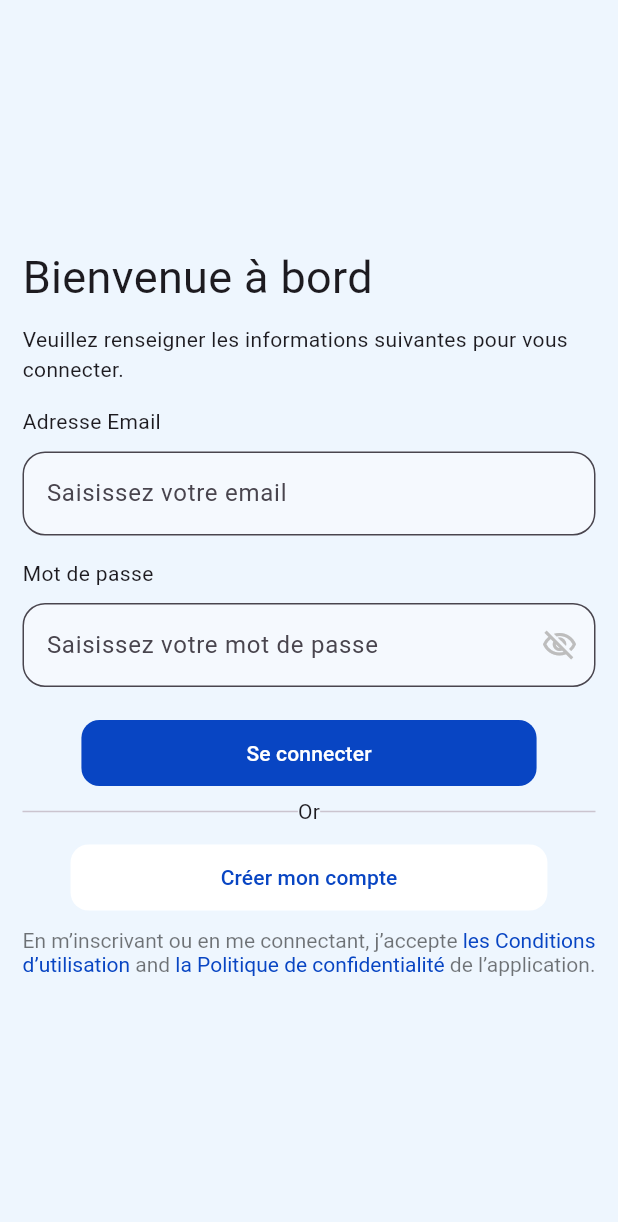
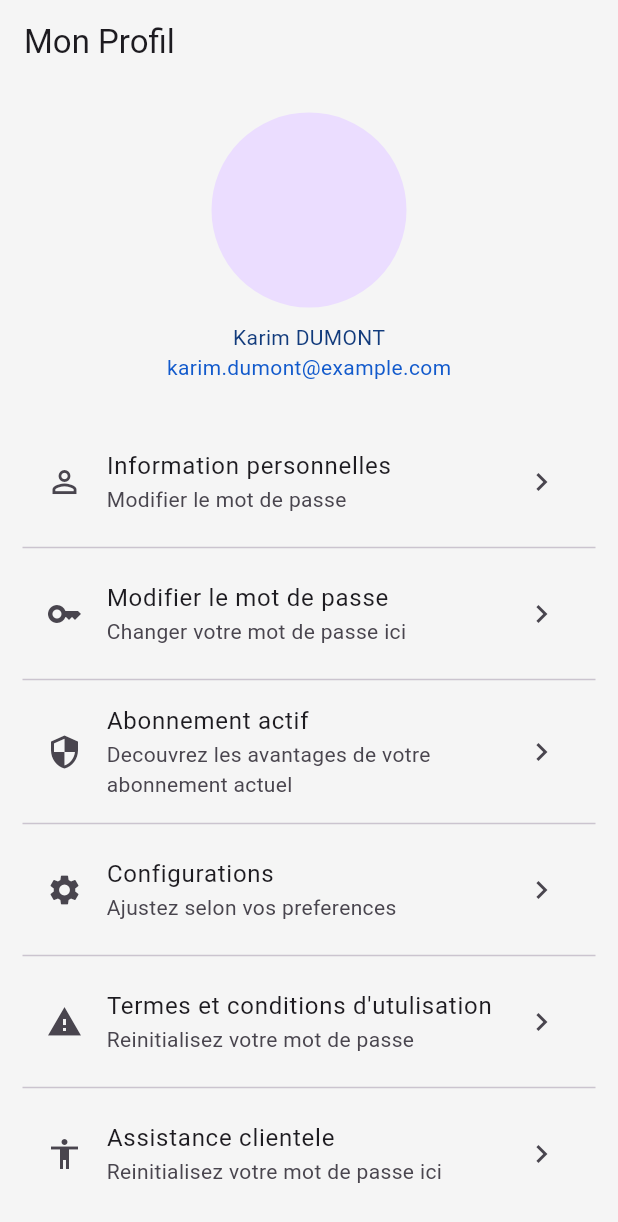
Before and after one commit to Coumba223/LinkUp, a Flutter app: the screen it shows after launch, on a phone screen of 412 x 824 dp. Shown: the top 1222 px of the screen. Run offline on Flutter 3.47's test engine with Material 3 defaults, Android fonts, the phone set to English and light mode, and no system bars.

Commit message:
Creation de la page home et profile

```diff
--- a/lib/main.dart
+++ b/lib/main.dart
@@ -1,9 +1,11 @@
 import 'package:flutter/material.dart';
 import 'package:linkupapp/screens/connexion.dart';
+import 'package:linkupapp/screens/home.dart';
 import 'package:linkupapp/screens/inscription.dart';
 import 'package:linkupapp/screens/discover1.dart';
 import 'package:linkupapp/screens/discover2.dart';
 import 'package:linkupapp/screens/discover3.dart';
+import 'package:linkupapp/screens/profil.dart';
 import 'package:linkupapp/screens/splashscreen.dart';
 
 void main() {
@@ -19,7 +21,7 @@ class MyApp extends StatelessWidget {
     return MaterialApp(
       title: 'Flutter Demo',
       theme: ThemeData(colorScheme: .fromSeed(seedColor: Colors.deepPurple)),
-      home: const Connexion(),
+      home: const Profil(),
     );
   }
 }
--- /dev/null
+++ b/lib/screens/profil.dart
@@ -0,0 +1,93 @@
+import 'package:flutter/material.dart';
+
+class Profil extends StatefulWidget {
+  const Profil({super.key});
+
+  @override
+  State<Profil> createState() => _ProfilState();
+}
+
+class _ProfilState extends State<Profil> {
+  @override
+  Widget build(BuildContext context) {
+    return Scaffold(
+      backgroundColor: Color(0XFFF5F5F5),
+      appBar: AppBar(
+        title: Text("Mon Profil"),
+        backgroundColor: Color(0XFFF5F5F5),
+      ),
+      body: Center(
+        child: SingleChildScrollView(
+          child: Padding(
+            padding: EdgeInsets.all(15),
+            child: Column(
+              children: [
+                CircleAvatar(radius: 65),
+                SizedBox(height: 10),
+                Text(
+                  "Karim DUMONT",
+                  style: TextStyle(color: Color(0XFF123B7C)),
+                ),
+                Text(
+                  "karim.dumont@example.com",
+                  style: TextStyle(color: Color(0XFF125ACC)),
+                ),
+                SizedBox(height: 30),
+                Container(
+                  width: double.infinity,
+                  child: Column(
+                    children: [
+                      ListTile(
+                        leading: const Icon(Icons.person_outline),
+                        title: Text("Information personnelles"),
+                        subtitle: Text("Modifier le mot de passe"),
+                        trailing: Icon(Icons.keyboard_arrow_right),
+                      ),
+                      Divider(),
+                      ListTile(
+                        leading: Icon(Icons.key),
+                        title: Text("Modifier le mot de passe"),
+                        subtitle: Text("Changer votre mot de passe ici"),
+                        trailing: Icon(Icons.keyboard_arrow_right),
+                      ),
+                      Divider(),
+                      ListTile(
+                        leading: Icon(Icons.security),
+                        title: Text("Abonnement actif"),
+                        subtitle: Text(
+                          "Decouvrez les avantages de votre abonnement actuel",
+                        ),
+                        trailing: Icon(Icons.keyboard_arrow_right),
+                      ),
+                      Divider(),
+                      ListTile(
+                        leading: Icon(Icons.settings),
+                        title: Text("Configurations"),
+                        subtitle: Text("Ajustez selon vos preferences"),
+                        trailing: Icon(Icons.keyboard_arrow_right),
+                      ),
+                      Divider(),
+                      ListTile(
+                        leading: Icon(Icons.warning),
+                        title: Text("Termes et conditions d'utulisation"),
+                        subtitle: Text("Reinitialisez votre mot de passe"),
+                        trailing: Icon(Icons.keyboard_arrow_right),
+                      ),
+                      Divider(),
+                      ListTile(
+                        leading: Icon(Icons.accessibility),
+                        title: Text("Assistance clientele"),
+                        subtitle: Text("Reinitialisez votre mot de passe ici"),
+                        trailing: Icon(Icons.keyboard_arrow_right),
+                      ),
+                    ],
+                  ),
+                ),
+              ],
+            ),
+          ),
+        ),
+      ),
+    );
+  }
+}
```
Also changed, not shown: lib/screens/home.dart (added, +278 -0 lines).
